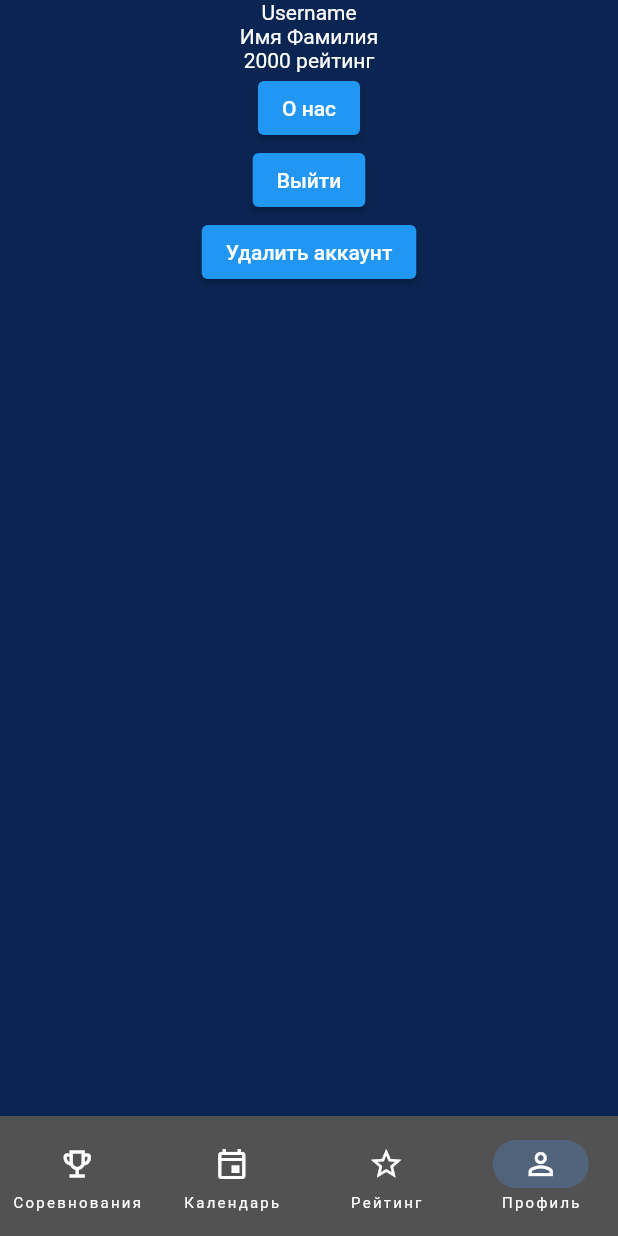
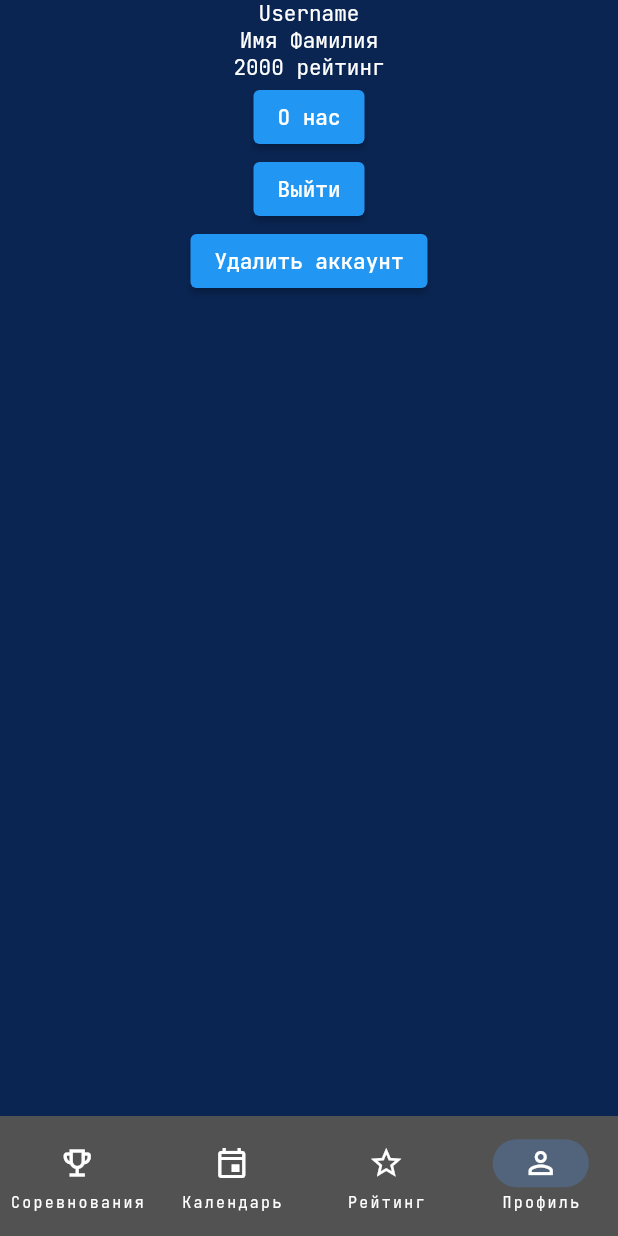
Before and after one commit to netos23/fsp_russia_app, a Flutter app: the screen it shows after launch, item 4 of the bottom bar chosen, on a phone screen of 412 x 824 dp. Run offline on Flutter 3.47's test engine with Material 2 defaults, Android fonts, the phone set to English and light mode, and no system bars; our stand-ins replace auto_route, google_fonts.

Commit message:
changed font

```diff
--- a/lib/internal/app.dart
+++ b/lib/internal/app.dart
@@ -2,6 +2,7 @@ import 'package:flutter/material.dart';
 import 'package:fsp_russia_app/navigation/router.dart';
 
 import 'package:flutter/material.dart';
+import 'package:google_fonts/google_fonts.dart';
 
 final Color primaryColor = Color(0xFF0253FC);
 final Color darkPrimaryColor = Color(0xFF01071D);
@@ -29,6 +30,7 @@ class SportApp extends StatelessWidget {
         brightness: Brightness.dark,
         primaryColor: primaryColor,
         primaryColorDark: darkPrimaryColor,
+        fontFamily: GoogleFonts.jetBrainsMono().fontFamily,
         accentColor: accentColor,
         backgroundColor: backgroundColor,
         scaffoldBackgroundColor: secondaryBackgroundColor,
@@ -41,11 +43,6 @@ class SportApp extends StatelessWidget {
               fontWeight: FontWeight.bold,
             ),
           ),
-        ),
-        textTheme: TextTheme(
-          headline1: TextStyle(fontSize: 72.0, fontWeight: FontWeight.bold),
-          headline6: TextStyle(fontSize: 36.0, fontStyle: FontStyle.italic),
-          bodyText2: TextStyle(fontSize: 14.0, fontFamily: 'Roboto'),
         ),
         buttonTheme: ButtonThemeData(
           buttonColor: accentColor,
--- a/pubspec.yaml
+++ b/pubspec.yaml
@@ -39,6 +39,7 @@ dependencies:
   provider: ^6.0.5
   build_runner: ^2.3.3
   auto_route_generator: ^6.2.0
+  google_fonts: ^4.0.4
 
 dev_dependencies:
   flutter_test:
```
Also changed, not shown: pubspec.lock, 5 other files.
